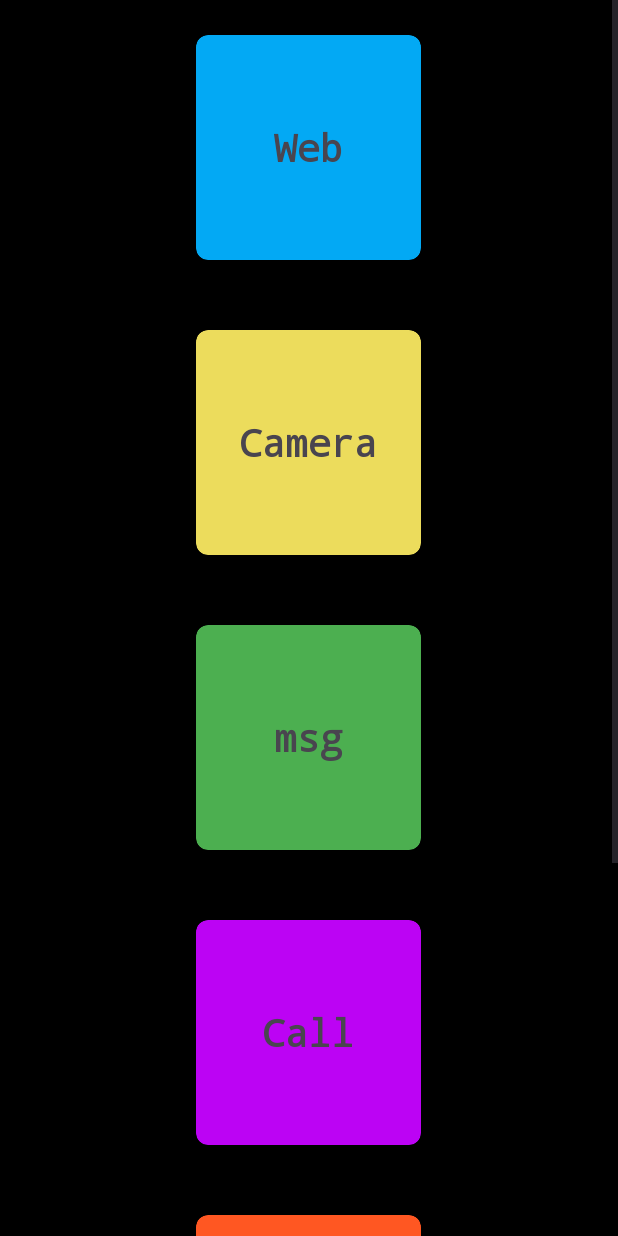
After one commit to FatimaMuhammad/AndroidPlaylistDemo, an Android app: the ImplicitIntentActivity screen opened directly, with no data from a screen before it, on a phone screen of 412 x 824 dp. The commit adds this screen. Run offline under Robolectric (Android 15) with nearby library versions, the phone set to English and light mode, and no system bars.

Commit message:
implicit Intent And WebView

```diff
--- /dev/null
+++ b/app/src/main/java/com/example/demoapp/ImplicitIntentActivity.kt
@@ -0,0 +1,64 @@
+package com.example.demoapp
+
+import android.content.Intent
+import android.net.Uri
+import android.os.Bundle
+import android.provider.MediaStore
+import android.provider.MediaStore.Images.Media
+import androidx.activity.enableEdgeToEdge
+import androidx.appcompat.app.AppCompatActivity
+import androidx.cardview.widget.CardView
+import androidx.core.view.ViewCompat
+import androidx.core.view.WindowInsetsCompat
+
+class ImplicitIntentActivity : AppCompatActivity() {
+    override fun onCreate(savedInstanceState: Bundle?) {
+        super.onCreate(savedInstanceState)
+        enableEdgeToEdge()
+        setContentView(R.layout.activity_implicit_intent)
+        ViewCompat.setOnApplyWindowInsetsListener(findViewById(R.id.main)) { v, insets ->
+            val systemBars = insets.getInsets(WindowInsetsCompat.Type.systemBars())
+            v.setPadding(systemBars.left, systemBars.top, systemBars.right, systemBars.bottom)
+            insets
+        }
+        val webBtn = findViewById<CardView>(R.id.cardWeb)
+        val camBtn = findViewById<CardView>(R.id.cardCam)
+        val msgBtn = findViewById<CardView>(R.id.cardmsg)
+        val callBtn = findViewById<CardView>(R.id.cardcall)
+        val payBtn = findViewById<CardView>(R.id.cardPay)
+        val photoBtn = findViewById<CardView>(R.id.cardphotos)
+
+        webBtn.setOnClickListener {
+            val intent = Intent(Intent.ACTION_VIEW)
+            intent.data =
+                Uri.parse("https://pk.linkedin.com/in/fatima-m-yousuf?original_referer=https%3A%2F%2Fwww.google.com%2F")
+            startActivity(intent)
+        }
+        camBtn.setOnClickListener {
+            val intent = Intent(MediaStore.ACTION_IMAGE_CAPTURE)
+            startActivity(intent)
+
+        }
+        msgBtn.setOnClickListener {
+            val intent = Intent(Intent.ACTION_MAIN)
+            intent.addCategory(Intent.CATEGORY_APP_MESSAGING)
+            startActivity(intent)
+        }
+        callBtn.setOnClickListener {
+            val intent = Intent(Intent.ACTION_DIAL)
+            startActivity(intent)
+        }
+        photoBtn.setOnClickListener {
+            val intent = Intent(Intent.ACTION_PICK, MediaStore.Images.Media.EXTERNAL_CONTENT_URI)
+            startActivity(intent)
+
+        }
+        payBtn.setOnClickListener {
+            val intent = Intent(Intent.ACTION_MAIN)
+            intent.addCategory(Intent.CATEGORY_APP_CONTACTS)
+            startActivity(intent)
+
+
+        }
+    }
+}
--- a/app/src/main/java/com/example/demoapp/Layout.kt
+++ b/app/src/main/java/com/example/demoapp/Layout.kt
@@ -1,5 +1,6 @@
 package com.example.demoapp
 
+import android.content.Intent
 import android.os.Bundle
 import android.widget.Button
 import android.widget.LinearLayout
@@ -16,6 +17,7 @@ class Layout : AppCompatActivity() {
         val buttonDark = findViewById<Button>(R.id.btnDark)
         val buttonRead = findViewById<Button>(R.id.btnRead)
         val linearLayout = findViewById<LinearLayout>(R.id.linearLay)
+        val btnIntent = findViewById<Button>(R.id.btnNext)
 
         buttonRead.setOnClickListener {
 
@@ -28,6 +30,10 @@ class Layout : AppCompatActivity() {
             linearLayout.setBackgroundResource(R.color.purple)
             Toast.makeText(applicationContext, "Welcome to Dark", Toast.LENGTH_SHORT).show()
         }
+        btnIntent.setOnClickListener {
+         intent = Intent(applicationContext, ImplicitIntentActivity::class.java )
+            startActivity(intent)
 
+     }
     }
 }
--- /dev/null
+++ b/app/src/main/java/com/example/demoapp/WebViewActivity.kt
@@ -0,0 +1,34 @@
+package com.example.demoapp
+
+import android.os.Build
+import android.os.Bundle
+import android.webkit.WebView
+import android.webkit.WebViewClient
+import androidx.activity.enableEdgeToEdge
+import androidx.annotation.RequiresApi
+import androidx.appcompat.app.AppCompatActivity
+import androidx.core.view.ViewCompat
+import androidx.core.view.WindowInsetsCompat
+
+class WebViewActivity : AppCompatActivity() {
+    @RequiresApi(Build.VERSION_CODES.O)
+    override fun onCreate(savedInstanceState: Bundle?) {
+        super.onCreate(savedInstanceState)
+        setContentView(R.layout.activity_web_view)
+
+        val webViewVariable = findViewById<WebView>(R.id.webView)
+        webViewSetUp(webViewVariable)
+    }
+        @RequiresApi(Build.VERSION_CODES.O)
+        private  fun webViewSetUp(webView: WebView){
+
+            webView.webViewClient = WebViewClient()
+
+            webView.apply {
+                settings.javaScriptEnabled = true
+                settings.safeBrowsingEnabled =true
+                loadUrl("https://www.daraz.pk/")
+            }
+        }
+
+}
--- /dev/null
+++ b/app/src/main/res/layout/activity_implicit_intent.xml
@@ -0,0 +1,156 @@
+<?xml version="1.0" encoding="utf-8"?>
+<LinearLayout xmlns:android="http://schemas.android.com/apk/res/android"
+    xmlns:app="http://schemas.android.com/apk/res-auto"
+    xmlns:tools="http://schemas.android.com/tools"
+    android:id="@+id/main"
+    android:layout_width="match_parent"
+    android:layout_height="match_parent"
+    android:orientation="vertical"
+    tools:context=".ImplicitIntentActivity">
+
+    <ScrollView
+        android:layout_width="match_parent"
+        android:layout_height="match_parent"
+        android:background="@color/black">
+
+        <LinearLayout
+            android:layout_width="match_parent"
+            android:layout_height="wrap_content"
+            android:orientation="vertical">
+
+            <androidx.cardview.widget.CardView
+                android:id="@+id/cardWeb"
+                android:layout_width="150dp"
+                android:layout_height="150dp"
+                android:layout_gravity="center"
+                android:layout_margin="23dp"
+                android:backgroundTint="@color/skyBlue"
+                app:cardCornerRadius="8dp"
+                app:cardElevation="100dp">
+
+                <TextView
+                    android:id="@+id/txtWeb"
+                    android:layout_width="wrap_content"
+                    android:layout_height="wrap_content"
+                    android:layout_gravity="center"
+                    android:fontFamily="monospace"
+                    android:gravity="center"
+                    android:text="Web"
+                    android:textSize="25dp"
+                    android:textStyle="bold" />
+            </androidx.cardview.widget.CardView>
+
+            <androidx.cardview.widget.CardView
+                android:id="@+id/cardCam"
+                android:layout_width="150dp"
+                android:layout_height="150dp"
+                android:layout_gravity="center"
+                android:layout_margin="23dp"
+                android:backgroundTint="@color/yellow"
+                app:cardCornerRadius="8dp"
+                app:cardElevation="100dp">
+
+                <TextView
+                    android:id="@+id/txtCam"
+                    android:layout_width="wrap_content"
+                    android:layout_height="wrap_content"
+                    android:layout_gravity="center"
+                    android:fontFamily="monospace"
+                    android:gravity="center"
+                    android:text="Camera"
+                    android:textSize="25dp"
+                    android:textStyle="bold" />
+            </androidx.cardview.widget.CardView>
+
+            <androidx.cardview.widget.CardView
+                android:id="@+id/cardmsg"
+                android:layout_width="150dp"
+                android:layout_height="150dp"
+                android:layout_gravity="center"
+                android:layout_margin="23dp"
+                android:backgroundTint="@color/green"
+                app:cardCornerRadius="8dp"
+                app:cardElevation="100dp">
+
+                <TextView
+                    android:id="@+id/txt"
+                    android:layout_width="wrap_content"
+                    android:layout_height="wrap_content"
+                    android:layout_gravity="center"
+                    android:fontFamily="monospace"
+                    android:gravity="center"
+                    android:text="msg"
+                    android:textSize="25dp"
+                    android:textStyle="bold" />
+            </androidx.cardview.widget.CardView>
+
+            <androidx.cardview.widget.CardView
+                android:id="@+id/cardcall"
+                android:layout_width="150dp"
+                android:layout_height="150dp"
+                android:layout_gravity="center"
+                android:layout_margin="23dp"
+                android:backgroundTint="@color/violet"
+                app:cardCornerRadius="8dp"
+                app:cardElevation="100dp">
+
+                <TextView
+                    android:id="@+id/call"
+                    android:layout_width="wrap_content"
+                    android:layout_height="wrap_content"
+                    android:layout_gravity="center"
+                    android:fontFamily="monospace"
+                    android:gravity="center"
+                    android:text="Call"
+                    android:textSize="25dp"
+                    android:textStyle="bold" />
+            </androidx.cardview.widget.CardView>
+
+            <androidx.cardview.widget.CardView
+            android:id="@+id/cardPay"
+            android:layout_width="150dp"
+            android:layout_height="150dp"
+            android:layout_gravity="center"
+            android:layout_margin="23dp"
+            android:backgroundTint="@color/orange"
+            app:cardCornerRadius="8dp"
+            app:cardElevation="100dp">
+
+            <TextView
+                android:id="@+id/pay"
+                android:layout_width="wrap_content"
+                android:layout_height="wrap_content"
+                android:layout_gravity="center"
+                android:fontFamily="monospace"
+                android:gravity="center"
+                android:text="Contacts"
+                android:textSize="25dp"
+                android:textStyle="bold" />
+        </androidx.cardview.widget.CardView>
+            <androidx.cardview.widget.CardView
+                android:id="@+id/cardphotos"
+                android:visibility="visible"
+                android:layout_width="150dp"
+                android:layout_height="150dp"
+                android:layout_gravity="center"
+                android:layout_margin="23dp"
+                android:backgroundTint="@color/pink"
+                app:cardCornerRadius="8dp"
+                app:cardElevation="100dp">
+
+                <TextView
+                    android:id="@+id/photo"
+                    android:layout_width="wrap_content"
+                    android:layout_height="wrap_content"
+                    android:layout_gravity="center"
+                    android:fontFamily="monospace"
+                    android:gravity="center"
+                    android:text="Photos"
+                    android:textSize="25dp"
+                    android:textStyle="bold" />
+            </androidx.cardview.widget.CardView>
+        </LinearLayout>
+    </ScrollView>
+
+
+</LinearLayout>
--- a/app/src/main/res/layout/activity_layout.xml
+++ b/app/src/main/res/layout/activity_layout.xml
@@ -37,7 +37,7 @@
             android:layout_marginBottom="20dp"/>
 
         <Button
-            android:id="@+id/button5"
+            android:id="@+id/btnNext"
             android:layout_width="wrap_content"
             android:layout_height="wrap_content"
             android:gravity="center"
--- /dev/null
+++ b/app/src/main/res/layout/activity_web_view.xml
@@ -0,0 +1,16 @@
+<?xml version="1.0" encoding="utf-8"?>
+<LinearLayout xmlns:android="http://schemas.android.com/apk/res/android"
+    xmlns:app="http://schemas.android.com/apk/res-auto"
+    xmlns:tools="http://schemas.android.com/tools"
+    android:id="@+id/main"
+    android:layout_width="match_parent"
+    android:layout_height="match_parent"
+    tools:context=".WebViewActivity">
+
+    <WebView
+        android:id="@+id/webView"
+        android:layout_width="match_parent"
+        android:layout_height="match_parent"
+        tools:layout_editor_absoluteX="1dp"
+        tools:layout_editor_absoluteY="1dp" />
+</LinearLayout>
--- a/app/src/main/res/values/colors.xml
+++ b/app/src/main/res/values/colors.xml
@@ -4,4 +4,12 @@
     <color name="white">#FFFFFFFF</color>
     <color name="purple">#A587E2</color>
     <color name="yellow">#ECDC5C</color>
+    <color name="orange">#FF5722</color>
+    <color name="skyBlue">#03A9F4</color>
+    <color name="pink">#E91E63</color>
+    <color name="green">#4CAF50</color>
+    <color name="violet">#BC03F4</color>
+    <color name="grey">#BDB9B9</color>
+
+
 </resources>
```
Also changed, not shown: app/src/main/AndroidManifest.xml (+9 -2 lines).
